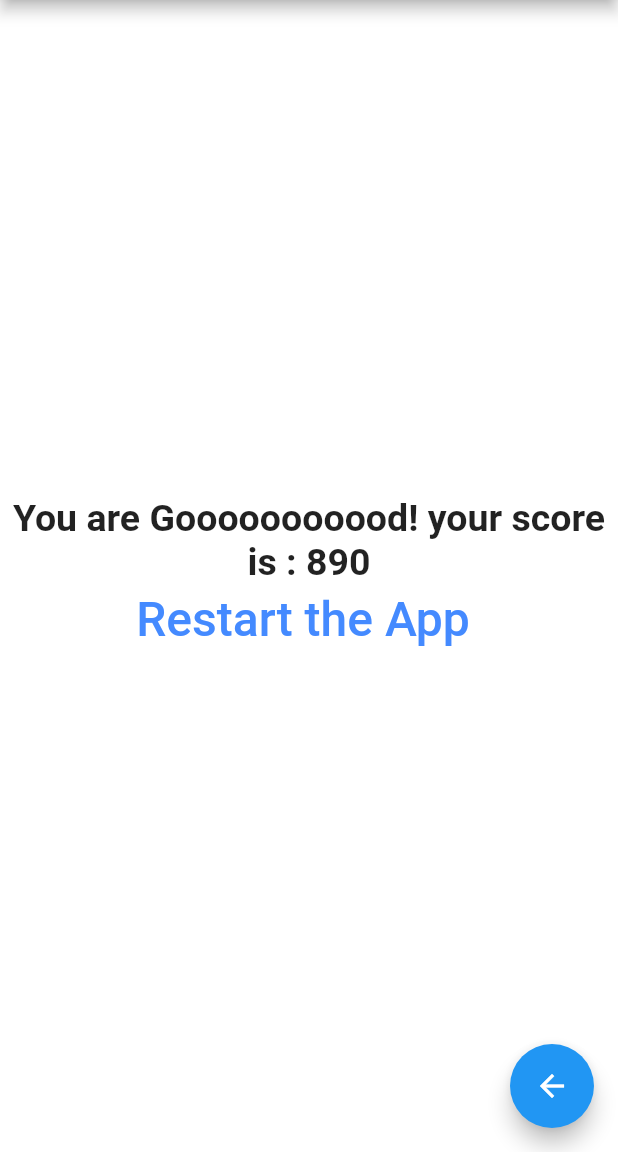
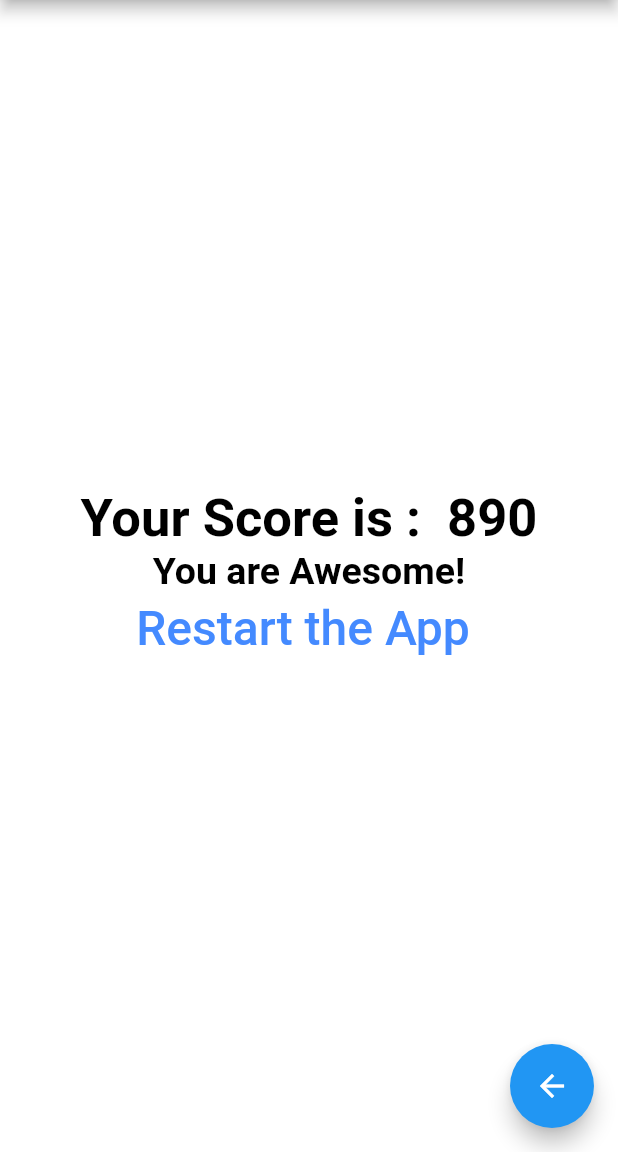
Before and after one commit to SarraISMAIL/Let-sCode, a Flutter app: the screen it shows after launch, after a tap on "Black", after a tap on "Tiger", after a tap on "Hamza", on a phone screen of 412 x 824 dp, the part 84-1236 px from its top. Run offline on Flutter 3.47's test engine with Material 2 defaults, Android fonts, the phone set to English and light mode, and no system bars.

Commit message:
Quiz_App3_V4_Dark_Mode

```diff
--- a/lib/main.dart
+++ b/lib/main.dart
@@ -1,4 +1,3 @@
-
 import 'package:app1/quiz.dart';
 import 'package:app1/result.dart';
 import 'package:flutter/material.dart';
@@ -11,9 +10,10 @@ class MyApp extends StatefulWidget {
   _MyAppState createState() => _MyAppState();
 }
 
+Color  w =Colors.white;
+Color b =Colors.black;
 class _MyAppState extends State<MyApp> {
- var  w =Colors.white;
- var  b =Colors.black;
+
  bool isSwitched = false;
 
   int _questionIndex = 0;
@@ -29,19 +29,17 @@ class _MyAppState extends State<MyApp> {
   }
 
   void answerQuestion(score) {
-
-    if(_questionIndex==0) num0 = score;
-    else if(_questionIndex==1) num1 = score;
-    else if(_questionIndex==2) num2 = score;
-
+    if (_questionIndex == 0)
+      num0 = score;
+    else if (_questionIndex == 1)
+      num1 = score;
+    else if (_questionIndex == 2) num2 = score;
 
     _totalScore += score;
     setState(() {
 
       _questionIndex += 1;
     });
-
-
   }
 
   final List<Map<String, Object>> _question = [
@@ -87,6 +85,11 @@ class _MyAppState extends State<MyApp> {
               onChanged:(value){
                setState(() {
                  isSwitched = value;
+                  if (isSwitched== true){
+                    b=Colors.white; w=Colors.black;}
+                 if (isSwitched== false){
+                   b=Colors.black; w=Colors.white;}
+
                });
 
               },
--- a/lib/question.dart
+++ b/lib/question.dart
@@ -1,3 +1,4 @@
+import 'package:app1/main.dart';
 import 'package:flutter/material.dart';
 class Question extends StatelessWidget {
 
@@ -11,7 +12,8 @@ class Question extends StatelessWidget {
       width: double.infinity,
       margin : EdgeInsets.all(20.0),
       child: Text(questionText,
-        style:TextStyle(fontSize: 25),
+        style: TextStyle(fontSize: 35, fontWeight: FontWeight.bold, color: b),
+
         textAlign: TextAlign.center,
       ),
     );
--- a/lib/result.dart
+++ b/lib/result.dart
@@ -1,3 +1,4 @@
+import 'package:app1/main.dart';
 import 'package:flutter/material.dart';
 
 class Result extends StatelessWidget {
@@ -11,11 +12,11 @@ class Result extends StatelessWidget {
     String resultText;
 
     if (resultScore >= 600){
-      resultText ="You are Gooooooooood! your score is : $resultScore";
+      resultText ="You are Awesome!" ;
     }else if( resultScore >= 100) {
-      resultText = "You are Goood! your score is : $resultScore";
+      resultText = "You are Goood! ";
     }else{
-      resultText="You are so bad! your score is : $resultScore";
+      resultText="You are so bad!";
     }
     return resultText;
 
@@ -26,12 +27,16 @@ class Result extends StatelessWidget {
     return Center(
 
       child: Column(
+        mainAxisAlignment :MainAxisAlignment.center,
+        children:<Widget> [
+          Text("Your Score is :  $resultScore",
+            style: TextStyle(fontSize: 35, fontWeight: FontWeight.bold, color:b),
+            textAlign: TextAlign.center,
 
-        mainAxisAlignment :MainAxisAlignment.center,
-        children: [
+          ),
           Text(
             resultPhrase,
-            style: TextStyle(fontSize: 25, fontWeight: FontWeight.bold),
+            style: TextStyle(fontSize: 25, fontWeight: FontWeight.bold, color:b),
             textAlign: TextAlign.center,
           ),
           FlatButton(
```
